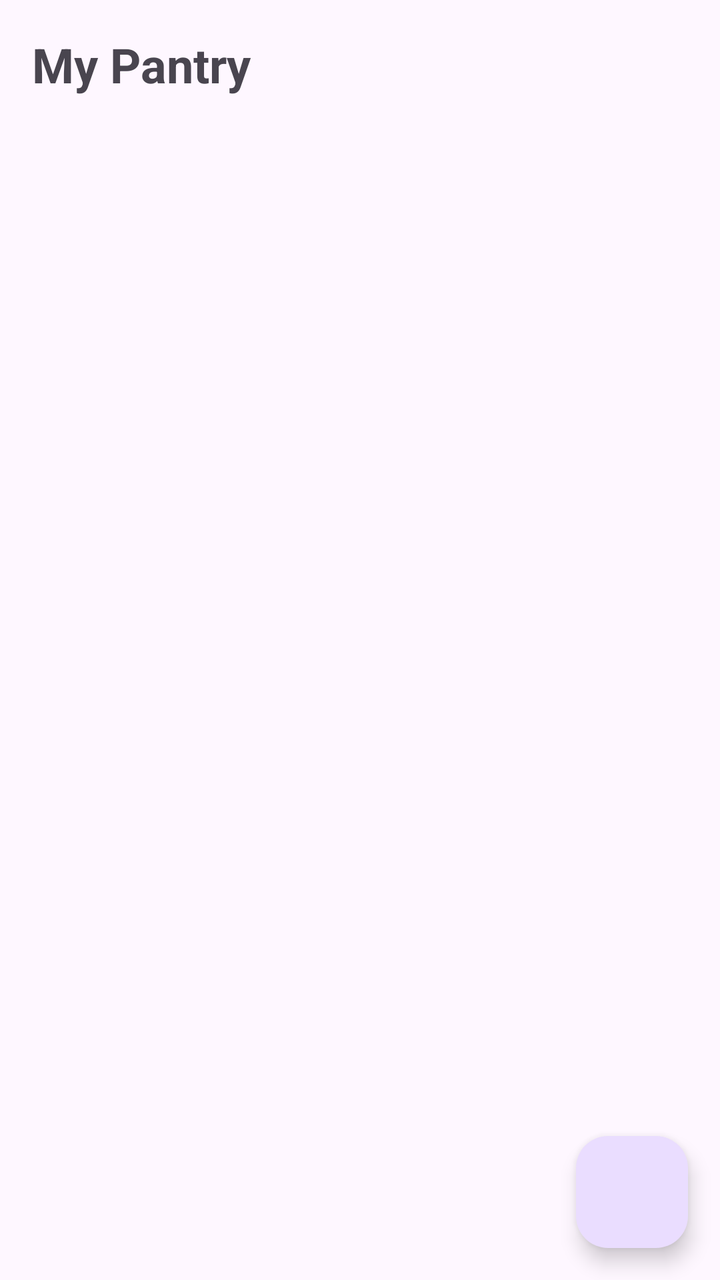
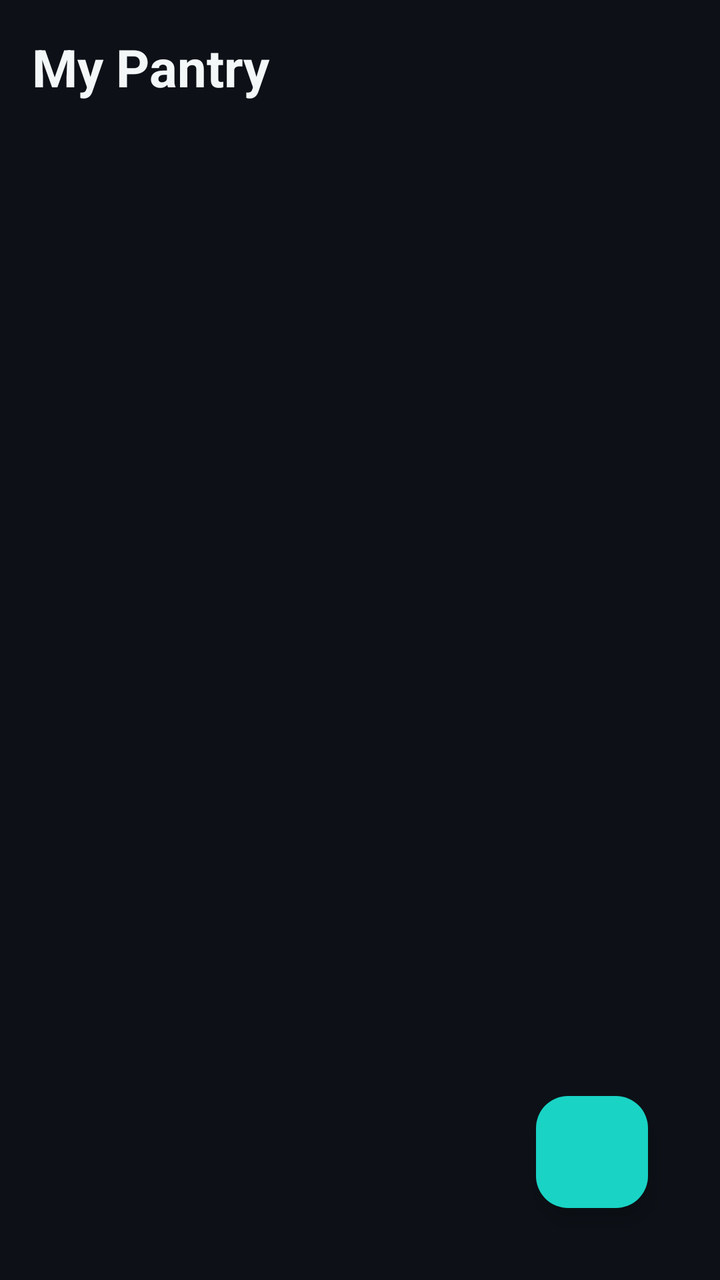

An Android layout rendered at two revisions. The XML below is the earlier revision; the diff shows what the commit changed to produce the second picture.
<!-- AndroidManifest.xml: application theme Theme.SmartPantryManager -->
<!-- res/layout/activity_main.xml -->
<?xml version="1.0" encoding="utf-8"?>
<androidx.constraintlayout.widget.ConstraintLayout xmlns:android="http://schemas.android.com/apk/res/android"
    xmlns:app="http://schemas.android.com/apk/res-auto"
    android:layout_width="match_parent"
    android:layout_height="match_parent">

    
    <TextView
        android:id="@+id/textTitle"
        android:layout_width="wrap_content"
        android:layout_height="wrap_content"
        android:text="My Pantry"
        android:textSize="24sp"
        android:textStyle="bold"
        android:padding="16dp"
        app:layout_constraintTop_toTopOf="parent"
        app:layout_constraintStart_toStartOf="parent" />

    
    <TextView
        android:id="@+id/textEmptyPantry"
        android:layout_width="wrap_content"
        android:layout_height="wrap_content"
        android:text="Your pantry is empty. Tap + to add an ingredient."
        android:visibility="gone"
        app:layout_constraintTop_toTopOf="parent"
        app:layout_constraintBottom_toBottomOf="parent"
        app:layout_constraintStart_toStartOf="parent"
        app:layout_constraintEnd_toEndOf="parent" />

    <androidx.recyclerview.widget.RecyclerView
        android:id="@+id/recyclerViewPantry"
        android:layout_width="0dp"
        android:layout_height="0dp"
        app:layout_constraintTop_toBottomOf="@id/textTitle"
        app:layout_constraintBottom_toBottomOf="parent"
        app:layout_constraintStart_toStartOf="parent"
        app:layout_constraintEnd_toEndOf="parent" />

    <com.google.android.material.floatingactionbutton.FloatingActionButton
        android:id="@+id/fabAddItem"
        android:layout_width="wrap_content"
        android:layout_height="wrap_content"
        android:layout_margin="16dp"
        android:contentDescription="Add ingredient"
        android:text="+"
        app:layout_constraintBottom_toBottomOf="parent"
        app:layout_constraintEnd_toEndOf="parent" />

</androidx.constraintlayout.widget.ConstraintLayout>
<!-- resources referenced by this layout -->
<resources>
  <style name="Theme.SmartPantryManager" parent="Base.Theme.SmartPantryManager" />
  <style name="Base.Theme.SmartPantryManager" parent="Theme.Material3.DayNight.NoActionBar">
          
          
      </style>
</resources>

<!-- the commit's change to res/layout/activity_main.xml (unified diff, before → after) -->
@@ -2,26 +2,27 @@
 <androidx.constraintlayout.widget.ConstraintLayout xmlns:android="http://schemas.android.com/apk/res/android"
     xmlns:app="http://schemas.android.com/apk/res-auto"
     android:layout_width="match_parent"
-    android:layout_height="match_parent">
+    android:layout_height="match_parent"
+    android:background="@color/background"
+    android:padding="16dp">
 
-    
     <TextView
         android:id="@+id/textTitle"
         android:layout_width="wrap_content"
         android:layout_height="wrap_content"
         android:text="My Pantry"
-        android:textSize="24sp"
+        android:textColor="@color/text_main"
+        android:textSize="26sp"
         android:textStyle="bold"
-        android:padding="16dp"
         app:layout_constraintTop_toTopOf="parent"
         app:layout_constraintStart_toStartOf="parent" />
 
-    
     <TextView
         android:id="@+id/textEmptyPantry"
         android:layout_width="wrap_content"
         android:layout_height="wrap_content"
         android:text="Your pantry is empty. Tap + to add an ingredient."
+        android:textColor="@color/text_secondary"
         android:visibility="gone"
         app:layout_constraintTop_toTopOf="parent"
         app:layout_constraintBottom_toBottomOf="parent"
@@ -32,6 +33,7 @@
         android:id="@+id/recyclerViewPantry"
         android:layout_width="0dp"
         android:layout_height="0dp"
+        android:layout_marginTop="16dp"
         app:layout_constraintTop_toBottomOf="@id/textTitle"
         app:layout_constraintBottom_toBottomOf="parent"
         app:layout_constraintStart_toStartOf="parent"
@@ -41,9 +43,11 @@
         android:id="@+id/fabAddItem"
         android:layout_width="wrap_content"
         android:layout_height="wrap_content"
-        android:layout_margin="16dp"
+        android:layout_margin="20dp"
         android:contentDescription="Add ingredient"
         android:text="+"
+        app:backgroundTint="@color/primary_aqua"
+        app:tint="@color/background"
         app:layout_constraintBottom_toBottomOf="parent"
         app:layout_constraintEnd_toEndOf="parent" />
 
<!-- resource entries referenced after the edit -->
@@ -1,9 +1,16 @@
 <!-- resources referenced by this layout -->
 <resources>
+  <color name="background">#0D1117</color>
+  <color name="primary_aqua">#19D3C5</color>
+  <color name="text_main">#F4F7F8</color>
+  <color name="text_secondary">#A7B0BA</color>
   <style name="Theme.SmartPantryManager" parent="Base.Theme.SmartPantryManager" />
   <style name="Base.Theme.SmartPantryManager" parent="Theme.Material3.DayNight.NoActionBar">
-          
-          
+          <item name="android:windowBackground">@color/background</item>
+          <item name="colorPrimary">@color/primary_aqua</item>
+          <item name="colorOnPrimary">@color/background</item>
+          <item name="android:textColorPrimary">@color/text_main</item>
+          <item name="android:textColorSecondary">@color/text_secondary</item>
       </style>
 </resources>
 
